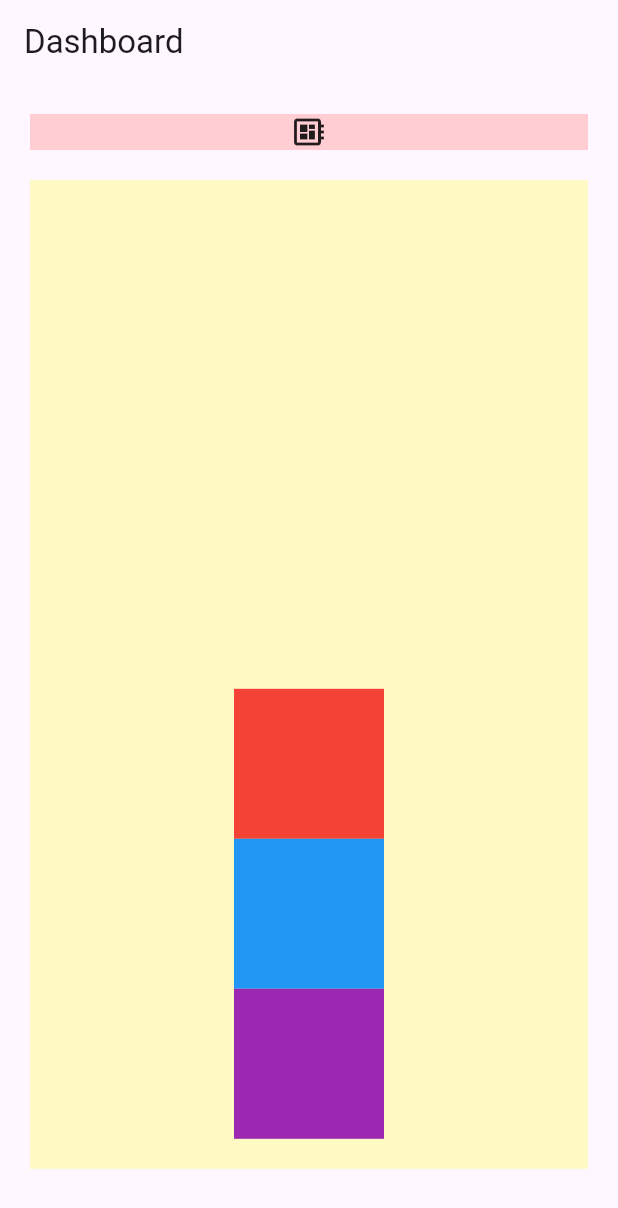
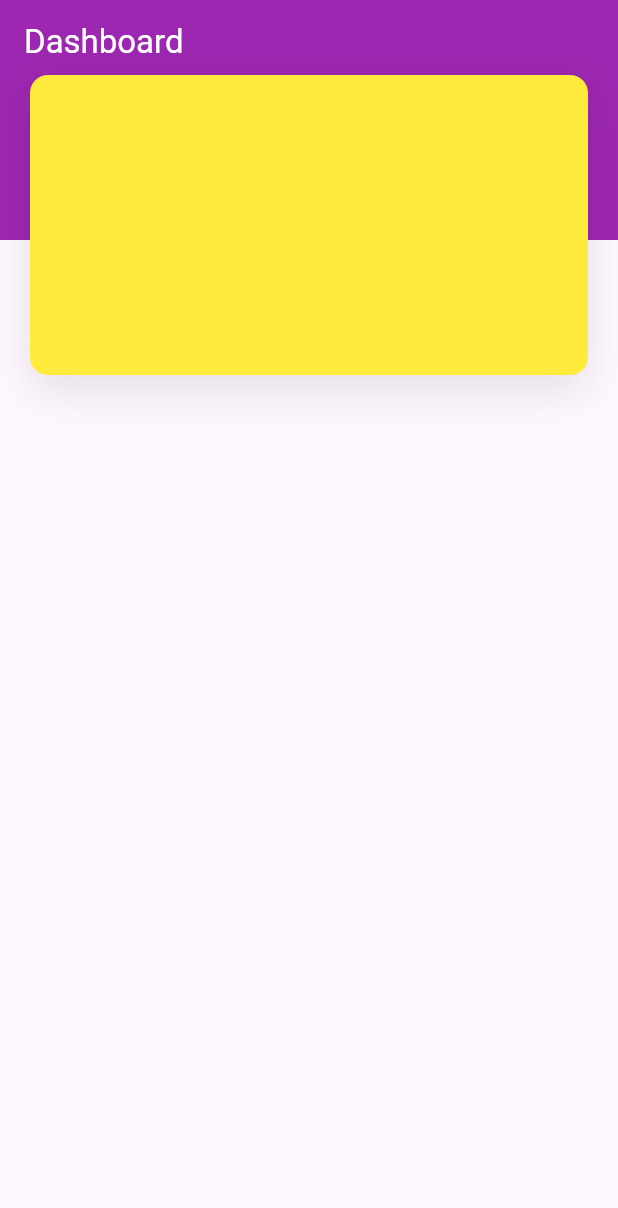
Before and after one commit to tLaluridho/flutter-layout, a Flutter app: the screen it shows after launch, on a phone screen of 412 x 824 dp. Shown: the top 1208 px of the screen. Run offline on Flutter 3.47's test engine with Material 2 defaults, Android fonts, the phone set to English and light mode, and no system bars.

```diff
--- a/config.json
+++ b/config.json
@@ -1,6 +1,9 @@
 {
     "modules": [
-        "dashboard"
+        "dashboard",
+        "expanded",
+        "scrol",
+        "stack"
     ],
     "module_directory_name": "module",
     "experimental_mode": false,
--- a/lib/main.dart
+++ b/lib/main.dart
@@ -1,6 +1,7 @@
 import 'package:flutter_layout/core.dart';
 
 import 'package:flutter/material.dart';
+import 'package:flutter_layout/shared/theme.dart';
 import 'package:flutter_layout/state_util.dart';
 
 void main() {
@@ -16,26 +17,9 @@ class MyApp extends StatelessWidget {
     return MaterialApp(
       title: 'Flutter Demo',
       navigatorKey: Get.navigatorKey,
-      theme: ThemeData(
-        // This is the theme of your application.
-        //
-        // TRY THIS: Try running your application with "flutter run". You'll see
-        // the application has a blue toolbar. Then, without quitting the app,
-        // try changing the seedColor in the colorScheme below to Colors.green
-        // and then invoke "hot reload" (save your changes or press the "hot
-        // reload" button in a Flutter-supported IDE, or press "r" if you used
-        // the command line to start the app).
-        //
-        // Notice that the counter didn't reset back to zero; the application
-        // state is not lost during the reload. To reset the state, use hot
-        // restart instead.
-        //
-        // This works for code too, not just values: Most code changes can be
-        // tested with just a hot reload.
-        colorScheme: ColorScheme.fromSeed(seedColor: Colors.deepPurple),
-        useMaterial3: true,
-      ),
-      home: const DashboardView(),
+      debugShowCheckedModeBanner: false,
+      theme: getDefauldTheme(),
+      home: const StackView(),
     );
   }
 }
--- a/lib/module/dashboard/view/dashboard_view.dart
+++ b/lib/module/dashboard/view/dashboard_view.dart
@@ -19,6 +19,7 @@ class DashboardView extends StatefulWidget {
           padding: const EdgeInsets.all(20.0),
           child: Column(
             children: [
+              //DI BAWAH INI MATERI ROW DAN COLUMN
               Container(
                 color: Colors.red[100],
                 child: const Row(
--- /dev/null
+++ b/lib/module/stack/controller/stack_controller.dart
@@ -0,0 +1,20 @@
+import 'package:flutter/material.dart';
+import 'package:flutter_layout/core.dart';
+import '../view/stack_view.dart';
+
+class StackController extends State<StackView> {
+  static late StackController instance;
+  late StackView view;
+
+  @override
+  void initState() {
+    instance = this;
+    super.initState();
+  }
+
+  @override
+  void dispose() => super.dispose();
+
+  @override
+  Widget build(BuildContext context) => widget.build(context, this);
+}
--- /dev/null
+++ b/lib/module/stack/view/stack_view.dart
@@ -0,0 +1,64 @@
+import 'package:flutter/material.dart';
+import 'package:flutter_layout/core.dart';
+import '../controller/stack_controller.dart';
+
+class StackView extends StatefulWidget {
+  const StackView({Key? key}) : super(key: key);
+
+  Widget build(context, StackController controller) {
+    controller.view = this;
+    return Scaffold(
+      extendBodyBehindAppBar: true,
+      appBar: AppBar(
+        backgroundColor: Colors.transparent,
+        elevation: 0.0,
+        title: const Text(
+          "Dashboard",
+          style: TextStyle(
+            color: Colors.white,
+          ),
+        ),
+        actions: const [],
+      ),
+      body: SizedBox(
+          width: MediaQuery.of(context).size.width,
+          height: MediaQuery.of(context).size.height,
+          child: Stack(
+            children: [
+              Container(
+                height: 160,
+                width: MediaQuery.of(context).size.width,
+                decoration: const BoxDecoration(
+                  color: Colors.purple,
+                ),
+              ),
+              Positioned(
+                left: 20,
+                right: 20,
+                top: 50,
+                child: Container(
+                  height: 200,
+                  width: MediaQuery.of(context).size.width,
+                  decoration: const BoxDecoration(
+                    color: Colors.yellow,
+                    boxShadow: [
+                      BoxShadow(
+                        color: Color(0x19000000),
+                        blurRadius: 24,
+                        offset: Offset(0, 11),
+                      ),
+                    ],
+                    borderRadius: BorderRadius.all(
+                      Radius.circular(12.0),
+                    ),
+                  ),
+                ),
+              ),
+            ],
+          )),
+    );
+  }
+
+  @override
+  State<StackView> createState() => StackController();
+}
--- /dev/null
+++ b/lib/shared/theme.dart
@@ -0,0 +1,10 @@
+import 'package:flutter/material.dart';
+
+ThemeData getDefauldTheme() {
+  return ThemeData(
+    //colorScheme: ColorScheme.fromSeed(seedColor: Colors.deepPurple),
+    useMaterial3: true,
+    // appBarTheme: const AppBarTheme(
+    //   backgroundColor: Colors.blue,
+  );
+}
```
Also changed, not shown: lib/core.dart (+8 -0 lines), lib/module/expanded/controller/expanded_controller.dart (added, +20 -0 lines), lib/module/expanded/view/expanded_view.dart (added, +119 -0 lines), lib/module/scrol/controller/scrol_controller.dart (added, +20 -0 lines), lib/module/scrol/view/scrol_view.dart (added, +154 -0 lines), 3 other files.
